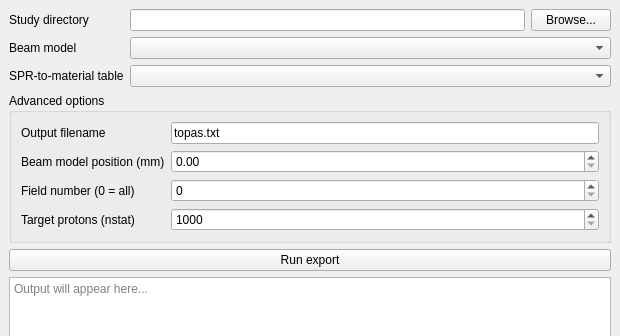
Qt form dicomexport/gui/main_window.ui (nbassler/dicomexport) before a commit; both pictures show x 0 to 620 and y 0 to 336 of the 620 by 520 pixel window.
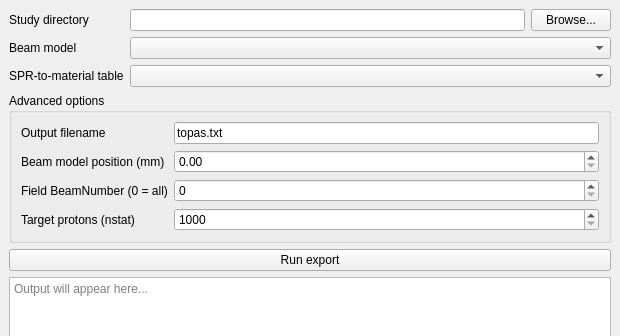
The same form after that commit.

Commit message:
Update DICOM BeamNumber handling across exports and interfaces (#119)
* Update DICOM BeamNumber handling across exports and interfaces

* fix copilot

```diff
--- a/dicomexport/gui/main_window.ui
+++ b/dicomexport/gui/main_window.ui
@@ -92,12 +92,12 @@
        </item>
 
        <item row="2" column="0">
-        <widget class="QLabel"><property name="text"><string>Field number (0 = all)</string></property></widget>
+        <widget class="QLabel"><property name="text"><string>Field BeamNumber (0 = all)</string></property></widget>
        </item>
        <item row="2" column="1">
         <widget class="QSpinBox" name="field_nr">
          <property name="minimum"><number>0</number></property>
-         <property name="maximum"><number>99</number></property>
+         <property name="maximum"><number>9999</number></property>
         </widget>
        </item>
 
```
The commit also changes 14 other files.
